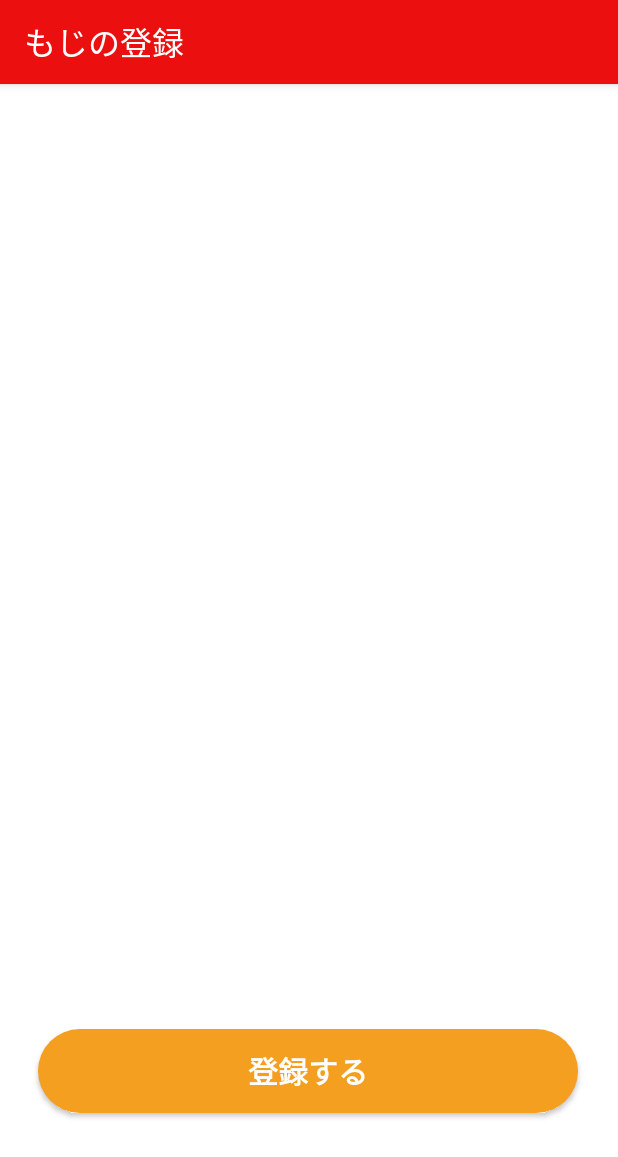
After one commit to tsurumiii/mojikore-android-app, an Android app: the MojiRegisterFragment screen opened through its navigation route, on a phone screen of 412 x 824 dp. The commit adds this screen. Shown: the top 1157 px of the screen. Run offline under Robolectric (Android 15) with nearby library versions, the phone set to English and light mode, and no system bars; our stand-ins replace data binding.

Commit message:
adjust homeFragment, ready mojiRegisterPage

```diff
--- a/app/src/main/java/com/volare/mojikore/ui/home/HomeFragment.kt
+++ b/app/src/main/java/com/volare/mojikore/ui/home/HomeFragment.kt
@@ -1,7 +1,6 @@
 package com.volare.mojikore.ui.home
 
 
-import android.Manifest
 import android.content.Intent
 import android.content.pm.PackageManager
 import android.graphics.Bitmap
@@ -16,7 +15,7 @@ import androidx.core.content.ContextCompat
 import androidx.databinding.DataBindingUtil
 import androidx.fragment.app.Fragment
 import androidx.navigation.findNavController
-import com.volare.mojikore.MainActivity
+import androidx.navigation.fragment.findNavController
 import com.volare.mojikore.R
 import com.volare.mojikore.databinding.HomeFragmentBinding
 import kotlinx.android.synthetic.main.home_fragment.*
@@ -29,7 +28,7 @@ class HomeFragment: Fragment() {
         val binding: HomeFragmentBinding = DataBindingUtil.inflate(inflater, R.layout.home_fragment, container, false)
 
         binding.mojiListButton.setOnClickListener { view: View ->
-            view.findNavController().navigate(R.id.action_homeFragment_to_mojiListFragment)
+            this.findNavController().navigate(R.id.action_homeFragment_to_mojiListFragment)
         }
 
         binding.launchCameraButton.setOnClickListener { view: View ->
@@ -76,6 +75,7 @@ class HomeFragment: Fragment() {
 
         data?.extras?.get("data")?.let {
             image.setImageBitmap(it as Bitmap)
+            this.findNavController().navigate(R.id.action_homeFragment_to_mojiRegisterFragment)
         }
     }
 }
--- /dev/null
+++ b/app/src/main/java/com/volare/mojikore/ui/mojiRegister/MojiRegisterFragment.kt
@@ -0,0 +1,23 @@
+package com.volare.mojikore.ui.mojiRegister
+
+import android.os.Bundle
+import android.view.LayoutInflater
+import android.view.View
+import android.view.ViewGroup
+import androidx.databinding.DataBindingUtil
+import androidx.fragment.app.Fragment
+import androidx.navigation.findNavController
+import com.volare.mojikore.R
+import com.volare.mojikore.databinding.MojiRegisterFragmentBinding
+
+class MojiRegisterFragment: Fragment() {
+    override fun onCreateView(inflater: LayoutInflater, container: ViewGroup?, savedInstanceState: Bundle?): View? {
+        val binding: MojiRegisterFragmentBinding = DataBindingUtil.inflate(inflater, R.layout.moji_register_fragment, container, false)
+
+        binding.mojiRegisterButton.setOnClickListener { view: View ->
+            view.findNavController().navigate(R.id.action_mojiRegisterFragment_to_homeFragment)
+        }
+
+        return binding.root
+    }
+}
--- /dev/null
+++ b/app/src/main/res/layout/moji_register_fragment.xml
@@ -0,0 +1,54 @@
+<?xml version="1.0" encoding="utf-8"?>
+<layout xmlns:android="http://schemas.android.com/apk/res/android"
+    xmlns:app="http://schemas.android.com/apk/res-auto"
+    xmlns:tools="http://schemas.android.com/tools"
+    tools:context=".ui.mojiRegister.MojiRegisterFragment">
+
+    <androidx.constraintlayout.widget.ConstraintLayout
+        android:layout_width="match_parent"
+        android:layout_height="match_parent"
+        android:background="#FFFFFF">
+
+        <com.google.android.material.appbar.AppBarLayout
+            android:id="@+id/appBarLayout"
+            android:layout_width="match_parent"
+            android:layout_height="wrap_content"
+            app:layout_constraintEnd_toEndOf="parent"
+            app:layout_constraintStart_toStartOf="parent"
+            app:layout_constraintTop_toTopOf="parent">
+
+            <include
+                android:id="@+id/main_toolbar"
+                layout="@layout/toolbar_moji_register" />
+
+        </com.google.android.material.appbar.AppBarLayout>
+
+        <TextView
+            android:id="@+id/textView"
+            android:layout_width="wrap_content"
+            android:layout_height="wrap_content"
+            android:layout_marginTop="20dp"
+            android:text="登録画面"
+            android:textSize="32sp"
+            app:layout_constraintEnd_toEndOf="parent"
+            app:layout_constraintHorizontal_bias="0.498"
+            app:layout_constraintStart_toStartOf="parent"
+            app:layout_constraintTop_toBottomOf="@+id/appBarLayout" />
+
+        <Button
+            android:id="@+id/moji_register_button"
+            android:layout_width="360sp"
+            android:layout_height="56sp"
+            android:background="@drawable/rounded_button"
+            android:text="登録する"
+            android:textSize="20sp"
+            android:textStyle="bold"
+            app:layout_constraintBottom_toBottomOf="parent"
+            app:layout_constraintEnd_toEndOf="parent"
+            app:layout_constraintHorizontal_bias="0.49"
+            app:layout_constraintStart_toStartOf="parent"
+            app:layout_constraintTop_toBottomOf="@+id/textView"
+            app:layout_constraintVertical_bias="0.873" />
+
+    </androidx.constraintlayout.widget.ConstraintLayout>
+</layout>
--- /dev/null
+++ b/app/src/main/res/layout/toolbar_moji_register.xml
@@ -0,0 +1,31 @@
+<?xml version="1.0" encoding="utf-8"?><!--
+  Designed and developed by 2020 skydoves (Jaewoong Eum)
+
+  Licensed under the Apache License, Version 2.0 (the "License");
+  you may not use this file except in compliance with the License.
+  You may obtain a copy of the License at
+
+  http://www.apache.org/licenses/LICENSE-2.0
+
+  Unless required by applicable law or agreed to in writing, software
+  distributed under the License is distributed on an "AS IS" BASIS,
+  WITHOUT WARRANTIES OR CONDITIONS OF ANY KIND, either express or implied.
+  See the License for the specific language governing permissions and
+  limitations under the License.
+-->
+<androidx.appcompat.widget.Toolbar xmlns:android="http://schemas.android.com/apk/res/android"
+    android:id="@+id/toolbar"
+    android:layout_width="match_parent"
+    android:layout_height="wrap_content"
+    android:background="#EC0F0F">
+
+    <TextView
+        android:id="@+id/toolbar_title"
+        android:layout_width="wrap_content"
+        android:layout_height="wrap_content"
+        android:maxEms="15"
+        android:text="もじの登録"
+        android:textColor="@color/white"
+        android:textSize="21sp" />
+
+</androidx.appcompat.widget.Toolbar>
--- a/app/src/main/res/navigation/nav_graph.xml
+++ b/app/src/main/res/navigation/nav_graph.xml
@@ -21,8 +21,11 @@
     <fragment
         android:id="@+id/homeFragment"
         android:name="com.volare.mojikore.ui.home.HomeFragment"
-        android:label="sample"
+        android:label="HomeFragment"
         tools:layout="@layout/home_fragment">
+        <action
+            android:id="@+id/action_homeFragment_to_mojiRegisterFragment"
+            app:destination="@id/mojiRegisterFragment" />
         <action
             android:id="@+id/action_homeFragment_to_mojiListFragment"
             app:destination="@id/mojiListFragment" />
@@ -34,6 +37,15 @@
         tools:layout="@layout/moji_detail_fragment"
         />
     <fragment
+        android:id="@+id/mojiRegisterFragment"
+        android:name="com.volare.mojikore.ui.mojiRegister.MojiRegisterFragment"
+        android:label="MojiRegisterFragment"
+        tools:layout="@layout/moji_register_fragment">
+        <action
+            android:id="@+id/action_mojiRegisterFragment_to_homeFragment"
+            app:destination="@id/homeFragment" />
+    </fragment>
+    <fragment
         android:id="@+id/mojiListFragment"
         android:name="com.volare.mojikore.ui.mojiList.MojiListFragment"
         android:label="MojiListFragment" />
```
